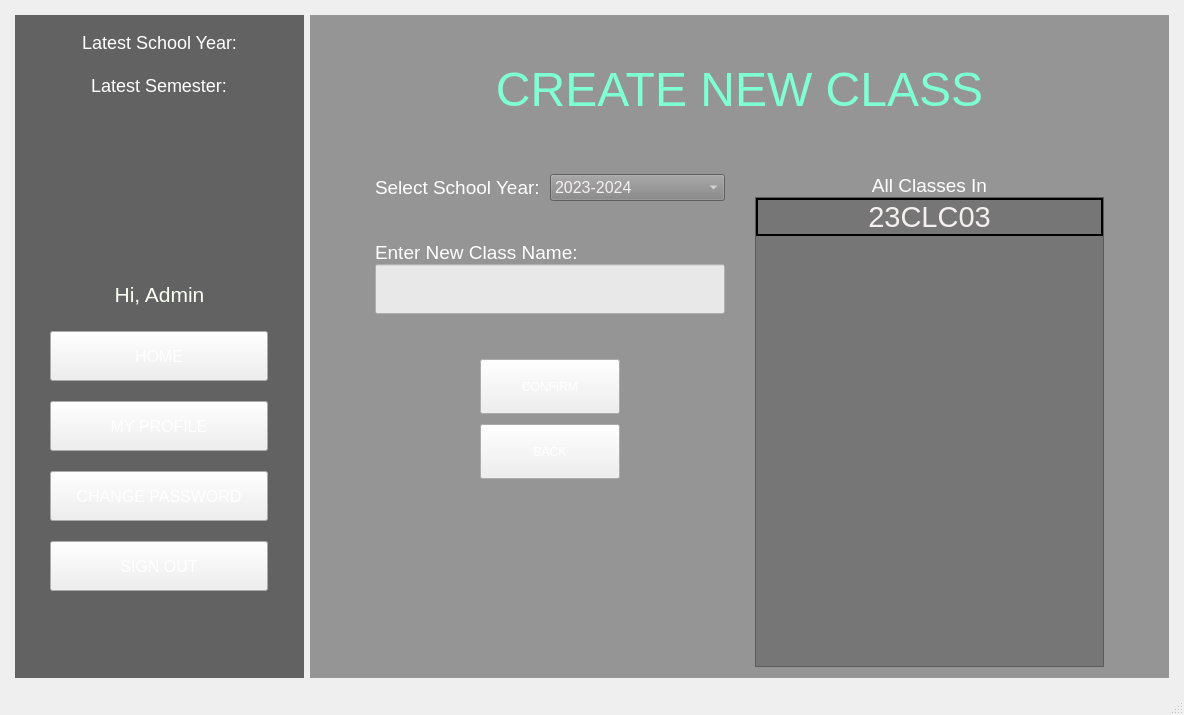
The window that StudentManagementSystem/mainwindow.ui (BuhDuy256/Student-Management-GROUP6-KTLT-23CLC03) describes before a commit, drawn with Qt 5.
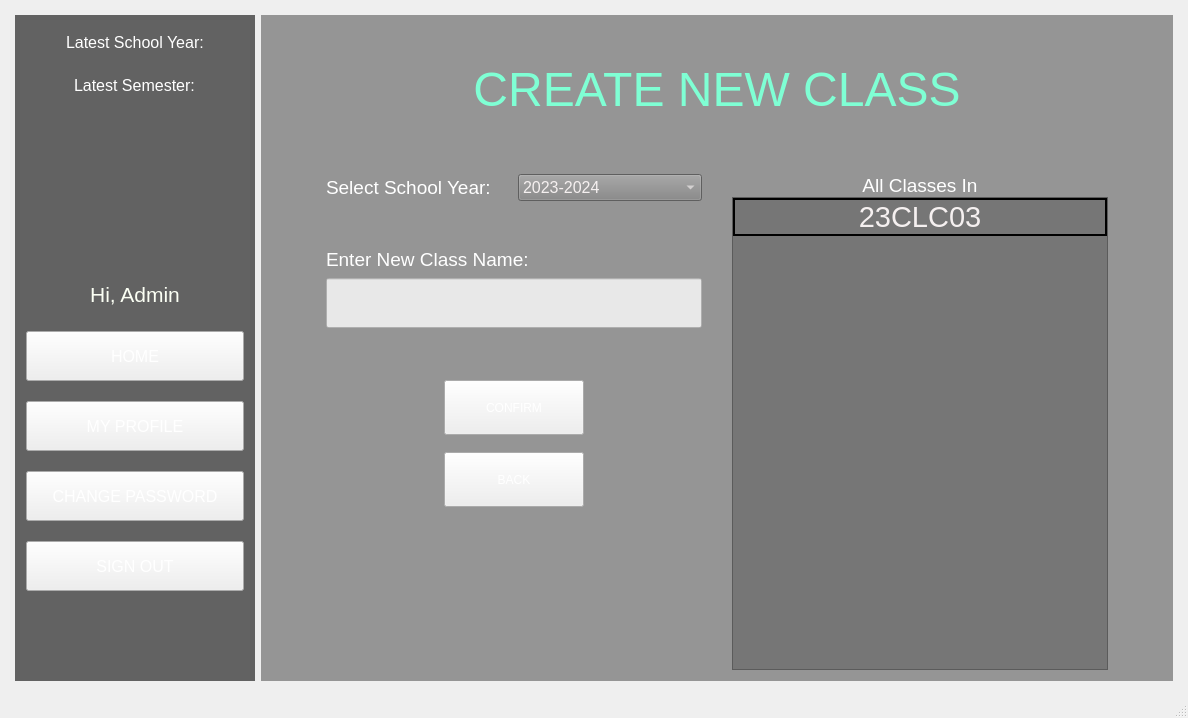
The same window after the commit. The open tabs and pages were chosen to show the change. Icons and pictures are not drawn.

Diff of the .ui file:
```diff
--- a/StudentManagementSystem/mainwindow.ui
+++ b/StudentManagementSystem/mainwindow.ui
@@ -6,8 +6,8 @@
    <rect>
     <x>0</x>
     <y>0</y>
-    <width>1184</width>
-    <height>715</height>
+    <width>1188</width>
+    <height>718</height>
    </rect>
   </property>
   <property name="windowTitle">
@@ -709,7 +709,7 @@
 </string>
           </property>
           <property name="currentIndex">
-           <number>2</number>
+           <number>1</number>
           </property>
           <widget class="QWidget" name="StuHome">
            <layout class="QGridLayout" name="gridLayout_9" columnstretch="3,4">
@@ -1885,7 +1885,7 @@
         border-image: url(:/background/Lovely Minecraft Hd Wallpaper 1920x1080.jpg);
 }</string>
        </property>
-       <layout class="QGridLayout" name="gridLayout_4" columnstretch="5,0">
+       <layout class="QGridLayout" name="gridLayout_4" columnstretch="5,19">
         <property name="leftMargin">
          <number>15</number>
         </property>
@@ -1900,6 +1900,12 @@
         </property>
         <item row="0" column="0">
          <widget class="QWidget" name="widget_3" native="true">
+          <property name="maximumSize">
+           <size>
+            <width>100000</width>
+            <height>100000</height>
+           </size>
+          </property>
           <property name="styleSheet">
            <string notr="true">#widget_3{
         background-color: rgba(0, 0, 0, 150);
@@ -1925,7 +1931,7 @@
              </property>
              <property name="styleSheet">
               <string notr="true">color:white;
-font-size: 18px;</string>
+font-size: 16px;</string>
              </property>
              <property name="text">
               <string>Latest School Year:</string>
@@ -1947,7 +1953,7 @@
              </property>
              <property name="styleSheet">
               <string notr="true">color:white;
-font-size: 18px;</string>
+font-size: 16px;</string>
              </property>
              <property name="text">
               <string>Latest Semester:</string>
@@ -2181,7 +2187,7 @@
 </string>
           </property>
           <property name="currentIndex">
-           <number>4</number>
+           <number>5</number>
           </property>
           <widget class="QWidget" name="AdHome">
            <widget class="QLabel" name="lb_welcome_2">
@@ -3359,7 +3365,7 @@
             <item row="1" column="0">
              <layout class="QVBoxLayout" name="verticalLayout_8">
               <property name="spacing">
-               <number>-1</number>
+               <number>7</number>
               </property>
               <property name="sizeConstraint">
                <enum>QLayout::SetDefaultConstraint</enum>
@@ -4480,7 +4486,7 @@
            <widget class="QLabel" name="lb_class">
             <property name="geometry">
              <rect>
-              <x>80</x>
+              <x>50</x>
               <y>140</y>
               <width>151</width>
               <height>41</height>
```
